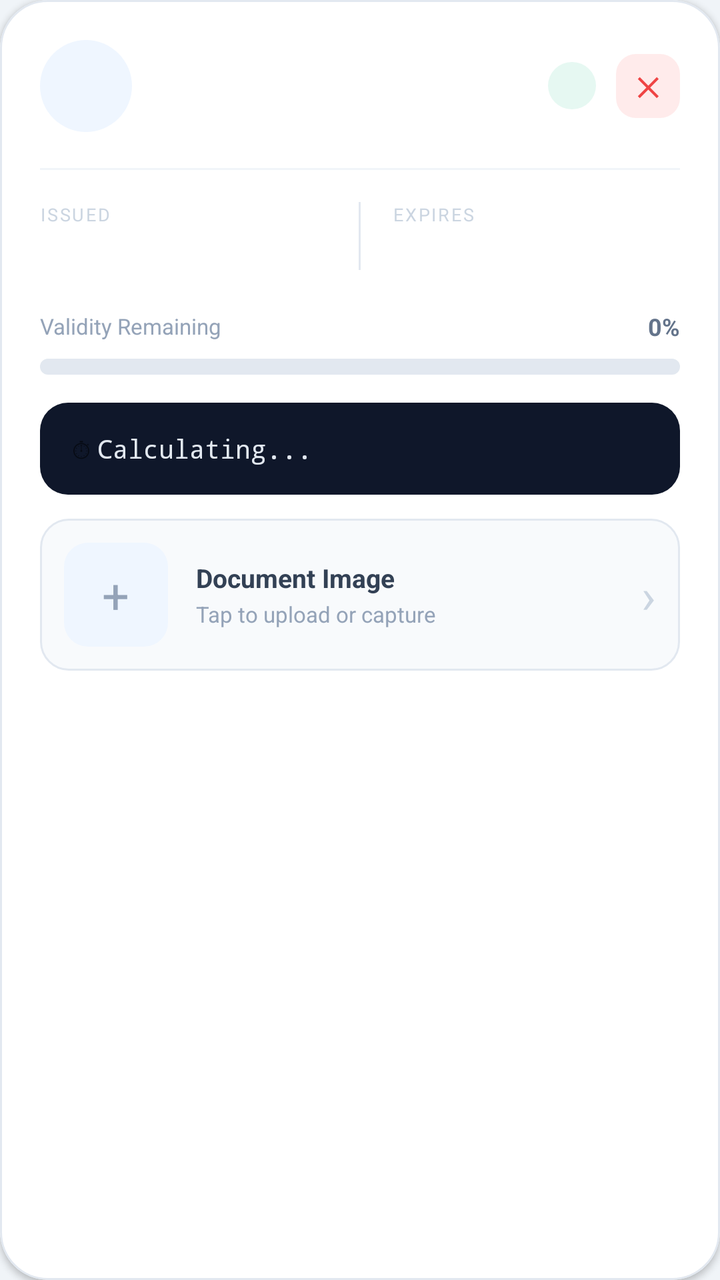
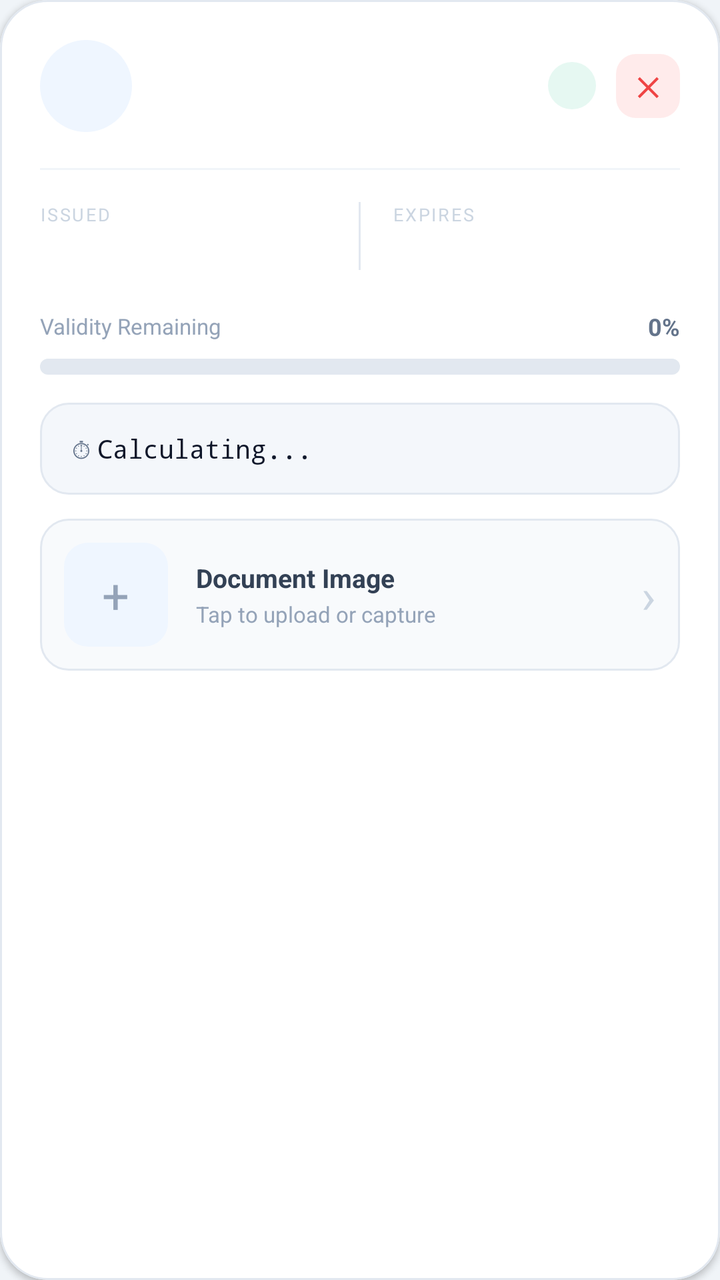

Before-and-after screenshots of an Android layout around one commit, followed by the original layout XML and the change that was made.
<!-- AndroidManifest.xml: application theme Theme.DocExpiryTracker -->
<!-- res/layout/item_document.xml -->
<?xml version="1.0" encoding="utf-8"?>
<com.google.android.material.card.MaterialCardView
    xmlns:android="http://schemas.android.com/apk/res/android"
    xmlns:app="http://schemas.android.com/apk/res-auto"
    android:layout_width="match_parent"
    android:layout_height="wrap_content"
    android:layout_marginBottom="16dp"
    app:cardBackgroundColor="#FFFFFF"
    app:cardCornerRadius="24dp"
    app:cardElevation="2dp"
    app:strokeColor="#E2E8F0"
    app:strokeWidth="1dp">

    <LinearLayout
        android:layout_width="match_parent"
        android:layout_height="wrap_content"
        android:orientation="vertical"
        android:padding="20dp">

        
        <LinearLayout
            android:layout_width="match_parent"
            android:layout_height="wrap_content"
            android:orientation="horizontal"
            android:gravity="center_vertical">

            <TextView
                android:id="@+id/tv_category_icon"
                android:layout_width="46dp"
                android:layout_height="46dp"
                android:gravity="center"
                android:textSize="20sp"
                android:background="@drawable/bg_icon_circle"/>

            <LinearLayout
                android:layout_width="0dp"
                android:layout_height="wrap_content"
                android:layout_weight="1"
                android:orientation="vertical"
                android:layout_marginStart="14dp">

                <TextView
                    android:id="@+id/tv_doc_name"
                    android:layout_width="match_parent"
                    android:layout_height="wrap_content"
                    android:textColor="#0F172A"
                    android:textSize="16sp"
                    android:textStyle="bold"
                    android:maxLines="1"
                    android:ellipsize="end"/>

                <TextView
                    android:id="@+id/tv_category"
                    android:layout_width="wrap_content"
                    android:layout_height="wrap_content"
                    android:textColor="#94A3B8"
                    android:textSize="12sp"
                    android:layout_marginTop="2dp"/>

                <TextView
                    android:id="@+id/tv_doc_tag"
                    android:layout_width="wrap_content"
                    android:layout_height="wrap_content"
                    android:paddingHorizontal="8dp"
                    android:paddingVertical="3dp"
                    android:textSize="10sp"
                    android:textColor="#2563EB"
                    android:textStyle="bold"
                    android:background="@drawable/bg_tag_chip"
                    android:layout_marginTop="5dp"
                    android:visibility="gone"/>
            </LinearLayout>

            <TextView
                android:id="@+id/tv_status"
                android:layout_width="wrap_content"
                android:layout_height="wrap_content"
                android:paddingHorizontal="12dp"
                android:paddingVertical="5dp"
                android:textSize="10sp"
                android:textStyle="bold"
                android:background="@drawable/bg_status_chip"
                android:layout_marginEnd="10dp"/>

            <TextView
                android:id="@+id/btn_delete"
                android:layout_width="32dp"
                android:layout_height="32dp"
                android:gravity="center"
                android:text="✕"
                android:textColor="#EF4444"
                android:textSize="13sp"
                android:textStyle="bold"
                android:background="@drawable/bg_delete_btn"
                android:clickable="true"
                android:focusable="true"/>
        </LinearLayout>

        
        <View
            android:layout_width="match_parent"
            android:layout_height="1dp"
            android:layout_marginTop="18dp"
            android:layout_marginBottom="16dp"
            android:background="#F1F5F9"/>

        
        <LinearLayout
            android:layout_width="match_parent"
            android:layout_height="wrap_content"
            android:orientation="horizontal">

            <LinearLayout
                android:layout_width="0dp"
                android:layout_height="wrap_content"
                android:layout_weight="1"
                android:orientation="vertical">

                <TextView
                    android:layout_width="wrap_content"
                    android:layout_height="wrap_content"
                    android:text="ISSUED"
                    android:textColor="#CBD5E1"
                    android:textSize="9sp"
                    android:letterSpacing="0.1"/>

                <TextView
                    android:id="@+id/tv_issue_date"
                    android:layout_width="wrap_content"
                    android:layout_height="wrap_content"
                    android:textColor="#334155"
                    android:textSize="13sp"
                    android:textStyle="bold"
                    android:layout_marginTop="4dp"/>
            </LinearLayout>

            
            <View
                android:layout_width="1dp"
                android:layout_height="match_parent"
                android:background="#E2E8F0"
                android:layout_marginHorizontal="16dp"/>

            <LinearLayout
                android:layout_width="0dp"
                android:layout_height="wrap_content"
                android:layout_weight="1"
                android:orientation="vertical">

                <TextView
                    android:layout_width="wrap_content"
                    android:layout_height="wrap_content"
                    android:text="EXPIRES"
                    android:textColor="#CBD5E1"
                    android:textSize="9sp"
                    android:letterSpacing="0.1"/>

                <TextView
                    android:id="@+id/tv_expiry_date"
                    android:layout_width="wrap_content"
                    android:layout_height="wrap_content"
                    android:textColor="#334155"
                    android:textSize="13sp"
                    android:textStyle="bold"
                    android:layout_marginTop="4dp"/>
            </LinearLayout>
        </LinearLayout>

        
        <LinearLayout
            android:layout_width="match_parent"
            android:layout_height="wrap_content"
            android:orientation="horizontal"
            android:gravity="center_vertical"
            android:layout_marginTop="20dp">

            <TextView
                android:layout_width="0dp"
                android:layout_height="wrap_content"
                android:layout_weight="1"
                android:text="Validity Remaining"
                android:textColor="#94A3B8"
                android:textSize="11sp"/>

            <TextView
                android:id="@+id/tv_percent"
                android:layout_width="wrap_content"
                android:layout_height="wrap_content"
                android:text="0%"
                android:textSize="12sp"
                android:textStyle="bold"
                android:textColor="#64748B"/>
        </LinearLayout>

        
        <ProgressBar
            android:id="@+id/progress_bar"
            style="?android:attr/progressBarStyleHorizontal"
            android:layout_width="match_parent"
            android:layout_height="8dp"
            android:layout_marginTop="8dp"
            android:max="100"
            android:progress="0"
            android:progressDrawable="@drawable/bg_progress_bar"
            android:progressTint="#2563EB"
            android:progressBackgroundTint="#E2E8F0"/>

        
        <LinearLayout
            android:layout_width="match_parent"
            android:layout_height="wrap_content"
            android:orientation="horizontal"
            android:gravity="center_vertical"
            android:layout_marginTop="14dp"
            android:background="@drawable/bg_countdown"
            android:paddingHorizontal="16dp"
            android:paddingVertical="14dp">

            <TextView
                android:layout_width="wrap_content"
                android:layout_height="wrap_content"
                android:text="⏱ "
                android:textSize="13sp"/>

            <TextView
                android:id="@+id/tv_countdown"
                android:layout_width="0dp"
                android:layout_height="wrap_content"
                android:layout_weight="1"
                android:textColor="#E2E8F0"
                android:textSize="13sp"
                android:fontFamily="monospace"
                android:text="Calculating..."/>
        </LinearLayout>

        
        <LinearLayout
            android:id="@+id/image_container"
            android:layout_width="match_parent"
            android:layout_height="wrap_content"
            android:orientation="horizontal"
            android:gravity="center_vertical"
            android:layout_marginTop="12dp"
            android:background="@drawable/bg_image_section"
            android:padding="12dp"
            android:clickable="true"
            android:focusable="true">

            <ImageView
                android:id="@+id/iv_thumbnail"
                android:layout_width="52dp"
                android:layout_height="52dp"
                android:scaleType="centerCrop"
                android:background="@drawable/bg_thumbnail"
                android:visibility="gone"/>

            <LinearLayout
                android:id="@+id/tv_add_image"
                android:layout_width="52dp"
                android:layout_height="52dp"
                android:orientation="vertical"
                android:gravity="center"
                android:background="@drawable/bg_thumbnail">

                <TextView
                    android:layout_width="wrap_content"
                    android:layout_height="wrap_content"
                    android:text="+"
                    android:textSize="24sp"
                    android:textColor="#94A3B8"
                    android:gravity="center"/>
            </LinearLayout>

            <LinearLayout
                android:layout_width="0dp"
                android:layout_height="wrap_content"
                android:layout_weight="1"
                android:orientation="vertical"
                android:layout_marginStart="14dp">

                <TextView
                    android:layout_width="wrap_content"
                    android:layout_height="wrap_content"
                    android:text="Document Image"
                    android:textColor="#334155"
                    android:textSize="13sp"
                    android:textStyle="bold"/>

                <TextView
                    android:layout_width="wrap_content"
                    android:layout_height="wrap_content"
                    android:text="Tap to upload or capture"
                    android:textColor="#94A3B8"
                    android:textSize="11sp"
                    android:layout_marginTop="2dp"/>
            </LinearLayout>

            <TextView
                android:layout_width="wrap_content"
                android:layout_height="wrap_content"
                android:text="›"
                android:textColor="#CBD5E1"
                android:textSize="24sp"/>
        </LinearLayout>

    </LinearLayout>
</com.google.android.material.card.MaterialCardView>
<!-- resources referenced by this layout -->
<resources>
  <!-- drawable bg_countdown (drawable) -->
  <?xml version="1.0" encoding="utf-8"?>
  <shape xmlns:android="http://schemas.android.com/apk/res/android" android:shape="rectangle">
      <corners android:radius="14dp"/>
      <solid android:color="#0F172A"/>
  </shape>
  <!-- drawable bg_delete_btn (drawable) -->
  <?xml version="1.0" encoding="utf-8"?>
  <shape xmlns:android="http://schemas.android.com/apk/res/android" android:shape="rectangle">
      <corners android:radius="10dp"/>
      <solid android:color="#FFEBEB"/>
  </shape>
  <!-- drawable bg_icon_circle (drawable) -->
  <?xml version="1.0" encoding="utf-8"?>
  <shape xmlns:android="http://schemas.android.com/apk/res/android" android:shape="oval">
      <solid android:color="#EFF6FF"/>
      <size android:width="46dp" android:height="46dp"/>
  </shape>
  <!-- drawable bg_image_section (drawable) -->
  <?xml version="1.0" encoding="utf-8"?>
  <shape xmlns:android="http://schemas.android.com/apk/res/android" android:shape="rectangle">
      <corners android:radius="14dp"/>
      <solid android:color="#F8FAFC"/>
      <stroke android:width="1dp" android:color="#E2E8F0"/>
  </shape>
  <!-- drawable bg_progress_bar (drawable) -->
  <?xml version="1.0" encoding="utf-8"?>
  <layer-list xmlns:android="http://schemas.android.com/apk/res/android">
      <item android:id="@android:id/background">
          <shape android:shape="rectangle">
              <corners android:radius="6dp"/>
              <solid android:color="#E2E8F0"/>
          </shape>
      </item>
      <item android:id="@android:id/progress">
          <clip>
              <shape android:shape="rectangle">
                  <corners android:radius="6dp"/>
                  <solid android:color="#2563EB"/>
              </shape>
          </clip>
      </item>
  </layer-list>
  <!-- drawable bg_status_chip (drawable) -->
  <?xml version="1.0" encoding="utf-8"?>
  <shape xmlns:android="http://schemas.android.com/apk/res/android" android:shape="rectangle">
      <corners android:radius="100dp"/>
      <solid android:color="#1A10B981"/>
  </shape>
  <!-- drawable bg_tag_chip (drawable) -->
  <?xml version="1.0" encoding="utf-8"?>
  <shape xmlns:android="http://schemas.android.com/apk/res/android" android:shape="rectangle">
      <corners android:radius="100dp"/>
      <solid android:color="#EFF6FF"/>
      <stroke android:width="1dp" android:color="#BFDBFE"/>
  </shape>
  <!-- drawable bg_thumbnail (drawable) -->
  <?xml version="1.0" encoding="utf-8"?>
  <shape xmlns:android="http://schemas.android.com/apk/res/android" android:shape="rectangle">
      <corners android:radius="12dp"/>
      <solid android:color="#EFF6FF"/>
  </shape>
  <style name="DialogTheme" parent="ThemeOverlay.MaterialComponents.MaterialAlertDialog">
          <item name="android:background">#FFFFFF</item>
          <item name="colorPrimary">#2563EB</item>
          <item name="android:textColor">#0F172A</item>
          <item name="colorSurface">#FFFFFF</item>
          <item name="buttonBarPositiveButtonStyle">@style/PositiveBtn</item>
          <item name="buttonBarNegativeButtonStyle">@style/NegativeBtn</item>
          <item name="shapeAppearanceMediumComponent">@style/RoundedDialog</item>
      </style>
  <style name="PositiveBtn" parent="Widget.MaterialComponents.Button.TextButton.Dialog">
          <item name="android:textColor">#2563EB</item>
          <item name="android:textStyle">bold</item>
      </style>
  <style name="NegativeBtn" parent="Widget.MaterialComponents.Button.TextButton.Dialog">
          <item name="android:textColor">#94A3B8</item>
      </style>
  <style name="RoundedDialog" parent="ShapeAppearance.MaterialComponents.MediumComponent">
          <item name="cornerSize">20dp</item>
      </style>
  <!-- unchanged entries left out for length: 1 -->
</resources>

<!-- the commit's change to res/layout/item_document.xml (unified diff, before → after) -->
@@ -30,7 +30,7 @@
                 android:layout_height="46dp"
                 android:gravity="center"
                 android:textSize="20sp"
-                android:background="@drawable/bg_icon_circle"/>
+                android:background="@drawable/bg_icon_circle" />
 
             <LinearLayout
                 android:layout_width="0dp"
@@ -47,7 +47,7 @@
                     android:textSize="16sp"
                     android:textStyle="bold"
                     android:maxLines="1"
-                    android:ellipsize="end"/>
+                    android:ellipsize="end" />
 
                 <TextView
                     android:id="@+id/tv_category"
@@ -55,7 +55,7 @@
                     android:layout_height="wrap_content"
                     android:textColor="#94A3B8"
                     android:textSize="12sp"
-                    android:layout_marginTop="2dp"/>
+                    android:layout_marginTop="2dp" />
 
                 <TextView
                     android:id="@+id/tv_doc_tag"
@@ -68,7 +68,7 @@
                     android:textStyle="bold"
                     android:background="@drawable/bg_tag_chip"
                     android:layout_marginTop="5dp"
-                    android:visibility="gone"/>
+                    android:visibility="gone" />
             </LinearLayout>
 
             <TextView
@@ -80,7 +80,7 @@
                 android:textSize="10sp"
                 android:textStyle="bold"
                 android:background="@drawable/bg_status_chip"
-                android:layout_marginEnd="10dp"/>
+                android:layout_marginEnd="10dp" />
 
             <TextView
                 android:id="@+id/btn_delete"
@@ -93,7 +93,7 @@
                 android:textStyle="bold"
                 android:background="@drawable/bg_delete_btn"
                 android:clickable="true"
-                android:focusable="true"/>
+                android:focusable="true" />
         </LinearLayout>
 
         
@@ -102,7 +102,7 @@
             android:layout_height="1dp"
             android:layout_marginTop="18dp"
             android:layout_marginBottom="16dp"
-            android:background="#F1F5F9"/>
+            android:background="#F1F5F9" />
 
         
         <LinearLayout
@@ -122,7 +122,7 @@
                     android:text="ISSUED"
                     android:textColor="#CBD5E1"
                     android:textSize="9sp"
-                    android:letterSpacing="0.1"/>
+                    android:letterSpacing="0.1" />
 
                 <TextView
                     android:id="@+id/tv_issue_date"
@@ -131,7 +131,7 @@
                     android:textColor="#334155"
                     android:textSize="13sp"
                     android:textStyle="bold"
-                    android:layout_marginTop="4dp"/>
+                    android:layout_marginTop="4dp" />
             </LinearLayout>
 
             
@@ -139,7 +139,7 @@
                 android:layout_width="1dp"
                 android:layout_height="match_parent"
                 android:background="#E2E8F0"
-                android:layout_marginHorizontal="16dp"/>
+                android:layout_marginHorizontal="16dp" />
 
             <LinearLayout
                 android:layout_width="0dp"
@@ -153,7 +153,7 @@
                     android:text="EXPIRES"
                     android:textColor="#CBD5E1"
                     android:textSize="9sp"
-                    android:letterSpacing="0.1"/>
+                    android:letterSpacing="0.1" />
 
                 <TextView
                     android:id="@+id/tv_expiry_date"
@@ -162,7 +162,7 @@
                     android:textColor="#334155"
                     android:textSize="13sp"
                     android:textStyle="bold"
-                    android:layout_marginTop="4dp"/>
+                    android:layout_marginTop="4dp" />
             </LinearLayout>
         </LinearLayout>
 
@@ -180,7 +180,7 @@
                 android:layout_weight="1"
                 android:text="Validity Remaining"
                 android:textColor="#94A3B8"
-                android:textSize="11sp"/>
+                android:textSize="11sp" />
 
             <TextView
                 android:id="@+id/tv_percent"
@@ -189,7 +189,7 @@
                 android:text="0%"
                 android:textSize="12sp"
                 android:textStyle="bold"
-                android:textColor="#64748B"/>
+                android:textColor="#64748B" />
         </LinearLayout>
 
         
@@ -201,9 +201,7 @@
             android:layout_marginTop="8dp"
             android:max="100"
             android:progress="0"
-            android:progressDrawable="@drawable/bg_progress_bar"
-            android:progressTint="#2563EB"
-            android:progressBackgroundTint="#E2E8F0"/>
+            android:progressDrawable="@drawable/bg_progress_bar" />
 
         
         <LinearLayout
@@ -220,17 +218,18 @@
                 android:layout_width="wrap_content"
                 android:layout_height="wrap_content"
                 android:text="⏱ "
-                android:textSize="13sp"/>
+                android:textSize="13sp"
+                android:textColor="@color/ui_text_muted" />
 
             <TextView
                 android:id="@+id/tv_countdown"
                 android:layout_width="0dp"
                 android:layout_height="wrap_content"
                 android:layout_weight="1"
-                android:textColor="#E2E8F0"
+                android:textColor="@color/ui_text"
                 android:textSize="13sp"
                 android:fontFamily="monospace"
-                android:text="Calculating..."/>
+                android:text="Calculating..." />
         </LinearLayout>
 
         
@@ -250,9 +249,9 @@
                 android:id="@+id/iv_thumbnail"
                 android:layout_width="52dp"
                 android:layout_height="52dp"
-                android:scaleType="centerCrop"
+                android:scaleType="fitCenter"
                 android:background="@drawable/bg_thumbnail"
-                android:visibility="gone"/>
+                android:visibility="gone" />
 
             <LinearLayout
                 android:id="@+id/tv_add_image"
@@ -268,7 +267,7 @@
                     android:text="+"
                     android:textSize="24sp"
                     android:textColor="#94A3B8"
-                    android:gravity="center"/>
+                    android:gravity="center" />
             </LinearLayout>
 
             <LinearLayout
@@ -284,15 +283,16 @@
                     android:text="Document Image"
                     android:textColor="#334155"
                     android:textSize="13sp"
-                    android:textStyle="bold"/>
-
-                <TextView
+                    android:textStyle="bold" />
+
+                <TextView
+                    android:id="@+id/tv_image_sublabel"
                     android:layout_width="wrap_content"
                     android:layout_height="wrap_content"
                     android:text="Tap to upload or capture"
                     android:textColor="#94A3B8"
                     android:textSize="11sp"
-                    android:layout_marginTop="2dp"/>
+                    android:layout_marginTop="2dp" />
             </LinearLayout>
 
             <TextView
@@ -300,7 +300,7 @@
                 android:layout_height="wrap_content"
                 android:text="›"
                 android:textColor="#CBD5E1"
-                android:textSize="24sp"/>
+                android:textSize="24sp" />
         </LinearLayout>
 
     </LinearLayout>
<!-- resource entries referenced after the edit -->
@@ -1,10 +1,15 @@
 <!-- resources referenced by this layout -->
 <resources>
+  <color name="ui_text">#0F172A</color>
+  <color name="ui_text_muted">#64748B</color>
   <!-- drawable bg_countdown (drawable) -->
   <?xml version="1.0" encoding="utf-8"?>
   <shape xmlns:android="http://schemas.android.com/apk/res/android" android:shape="rectangle">
       <corners android:radius="14dp"/>
-      <solid android:color="#0F172A"/>
+      <solid android:color="@color/ui_bg"/>
+      <stroke
+          android:width="1dp"
+          android:color="@color/divider"/>
   </shape>
   <!-- drawable bg_delete_btn (drawable) -->
   <?xml version="1.0" encoding="utf-8"?>
@@ -62,6 +67,8 @@
       <corners android:radius="12dp"/>
       <solid android:color="#EFF6FF"/>
   </shape>
+  <color name="ui_bg">#F4F7FB</color>
+  <color name="divider">#E2E8F0</color>
   <style name="DialogTheme" parent="ThemeOverlay.MaterialComponents.MaterialAlertDialog">
           <item name="android:background">#FFFFFF</item>
           <item name="colorPrimary">#2563EB</item>
